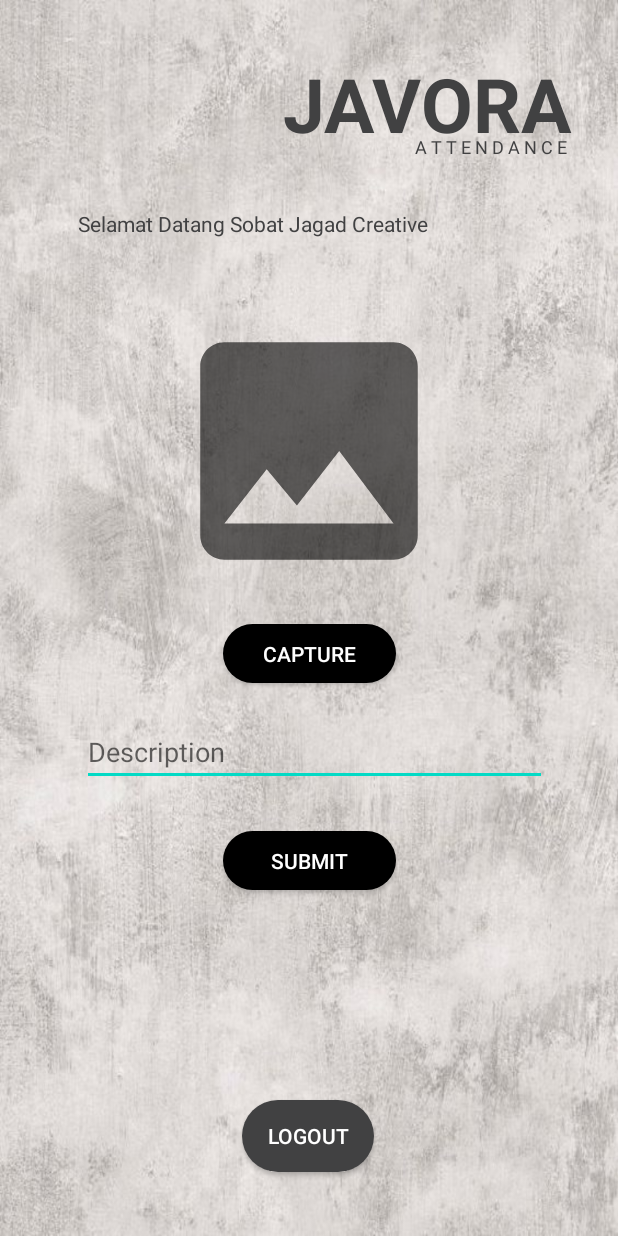
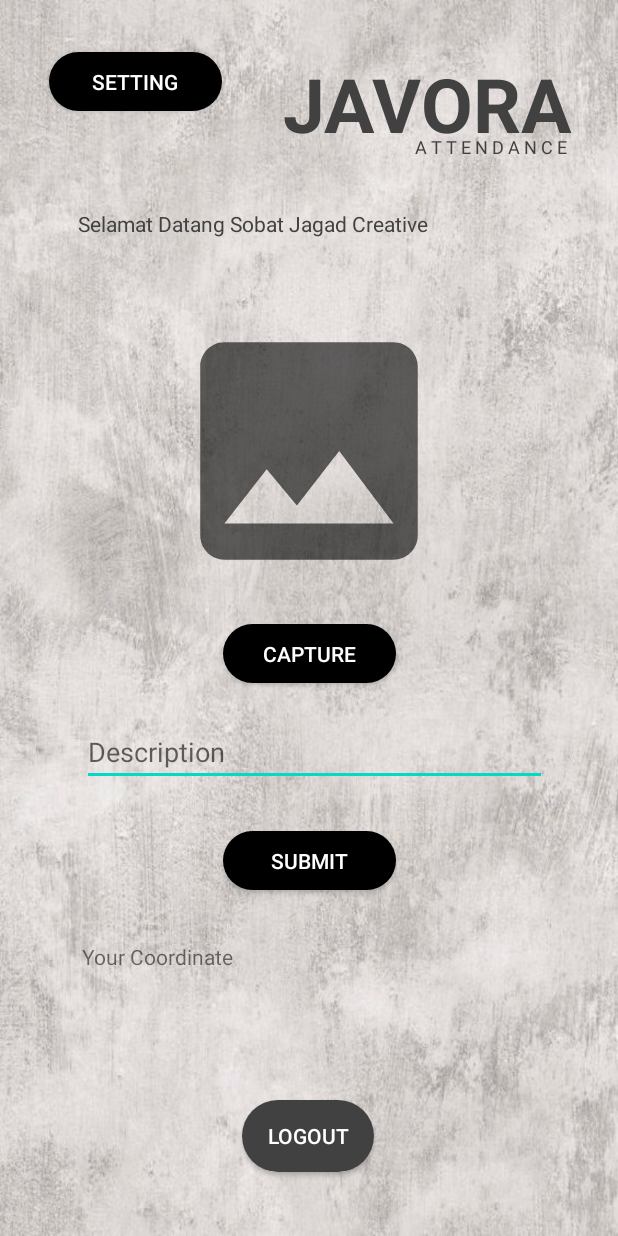
Before and after one commit to haidarrp/AbsensiJagad, an Android app: the layout activity_dashboard.xml on its own in the app's theme, with its tools: preview values and no code run, on a phone screen of 412 x 824 dp. Run offline under Robolectric (Android 15) with nearby library versions, the phone set to English and light mode, and no system bars.

```diff
--- a/app/src/main/java/org/d3ifcool/absensijagad/Karyawan.kt
+++ b/app/src/main/java/org/d3ifcool/absensijagad/Karyawan.kt
@@ -1,6 +1,6 @@
 package org.d3ifcool.absensijagad
 
 
-class Karyawan(val imageUrl:String, val desc:String, val user:String?, val date:String, val lat: Double?, val lng: Double?) {
-    constructor() : this("","","","",null,null)
+class Karyawan(val imageUrl:String, val desc:String, val email:String?,val name:String?, val date:String, val lat: Double?, val lng: Double?) {
+    constructor() : this("","","","","",null,null)
 }
--- a/app/src/main/res/layout/activity_dashboard.xml
+++ b/app/src/main/res/layout/activity_dashboard.xml
@@ -128,4 +128,33 @@
         app:layout_constraintTop_toTopOf="parent"
         app:layout_constraintVertical_bias="0.715" />
 
+    <TextView
+        android:id="@+id/coordinate_tv"
+        android:layout_width="310dp"
+        android:layout_height="39dp"
+        android:ems="10"
+        android:inputType="textPersonName"
+        android:text="Your Coordinate"
+        app:layout_constraintBottom_toBottomOf="parent"
+        app:layout_constraintEnd_toEndOf="parent"
+        app:layout_constraintHorizontal_bias="0.534"
+        app:layout_constraintStart_toStartOf="parent"
+        app:layout_constraintTop_toTopOf="parent"
+        app:layout_constraintVertical_bias="0.8" />
+
+    <Button
+        android:id="@+id/setting_btn"
+        android:layout_width="115dp"
+        android:layout_height="39dp"
+        android:background="@drawable/roundbtn"
+        android:text="Setting"
+        android:textColor="#FFFFFF"
+        app:layout_constraintBottom_toBottomOf="parent"
+        app:layout_constraintEnd_toEndOf="parent"
+        app:layout_constraintHorizontal_bias="0.111"
+        app:layout_constraintStart_toStartOf="parent"
+        app:layout_constraintTop_toTopOf="parent"
+        app:layout_constraintVertical_bias="0.044" />
+
+
 </androidx.constraintlayout.widget.ConstraintLayout>
```
Also changed, not shown: app/src/main/AndroidManifest.xml (+5 -7 lines), app/src/main/java/org/d3ifcool/absensijagad/Dashboard.kt (+9 -4 lines), app/src/main/java/org/d3ifcool/absensijagad/MapsActivity.kt (+41 -4 lines), app/src/main/java/org/d3ifcool/absensijagad/Register.kt (+19 -3 lines), app/src/main/java/org/d3ifcool/absensijagad/UpdateProfile.kt (added, +47 -0 lines), app/src/main/res/drawable/ic_baseline_settings_24.xml (added, +10 -0 lines), app/src/main/res/layout/activity_maps.xml (+16 -2 lines), app/src/main/res/layout/activity_update_profile.xml (added, +82 -0 lines).
